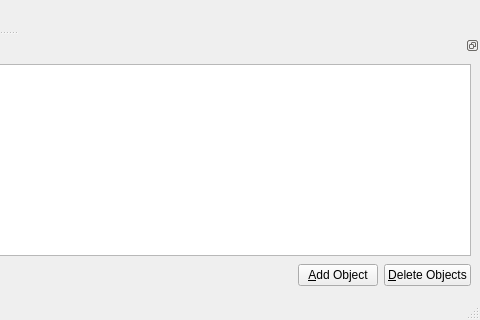
alexklaeser/imgAnnotation, file src/MainWindow.ui: the form before one commit; both pictures show x 465 to 945 and y 524 to 844 of the 945 by 844 pixel window.
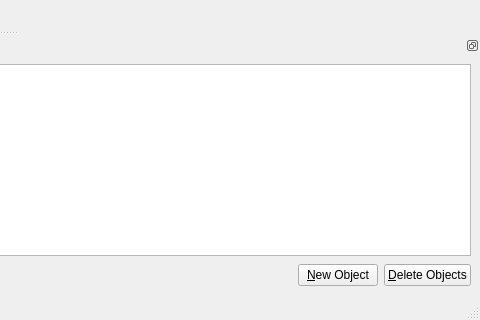
The form after the commit.

Commit message: when saving an alignment file in .annotation format, object properties are now saved along with it; fixed again the short cuts for adding/deleting objects

```diff
--- a/src/MainWindow.ui
+++ b/src/MainWindow.ui
@@ -150,7 +150,7 @@
        <item>
         <widget class="QPushButton" name="addObjButton" >
          <property name="text" >
-          <string>&amp;Add Object</string>
+          <string>&amp;New Object</string>
          </property>
          <property name="shortcut" >
           <string>Alt+A</string>
```
Left out of the diff: 4 changed lines with no effect on the pictures. The commit also changes 2 other files.
